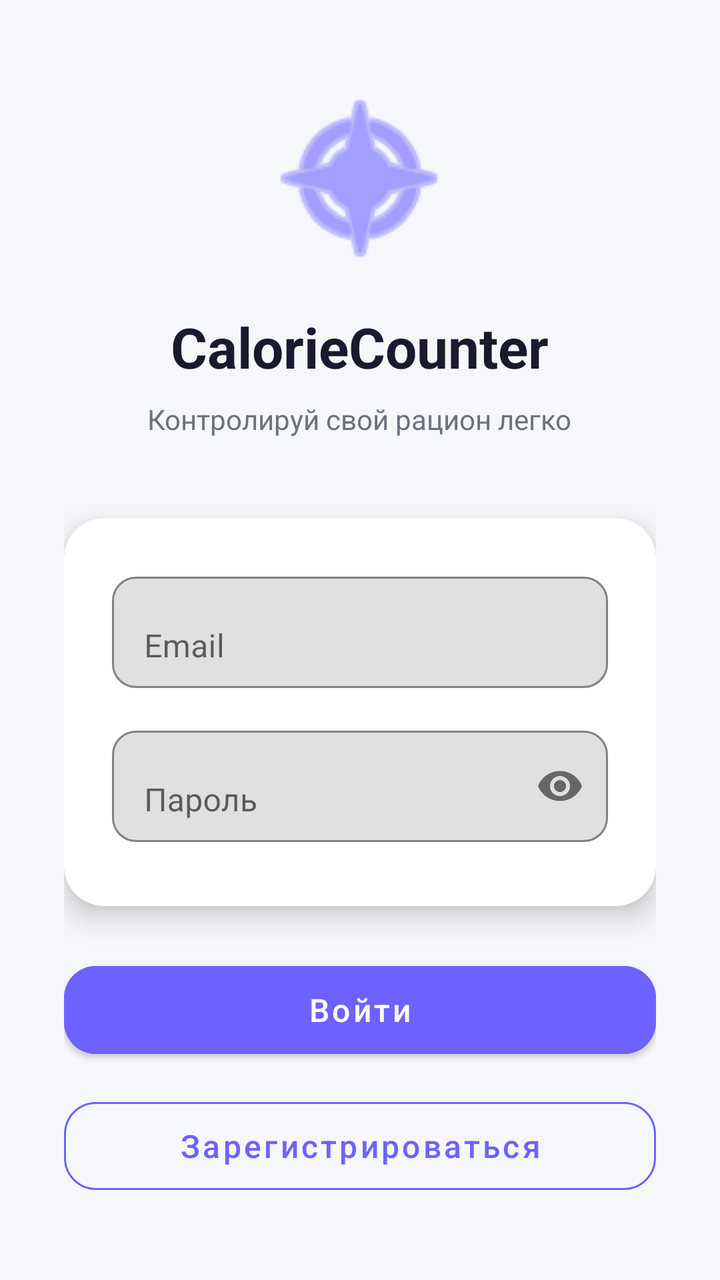
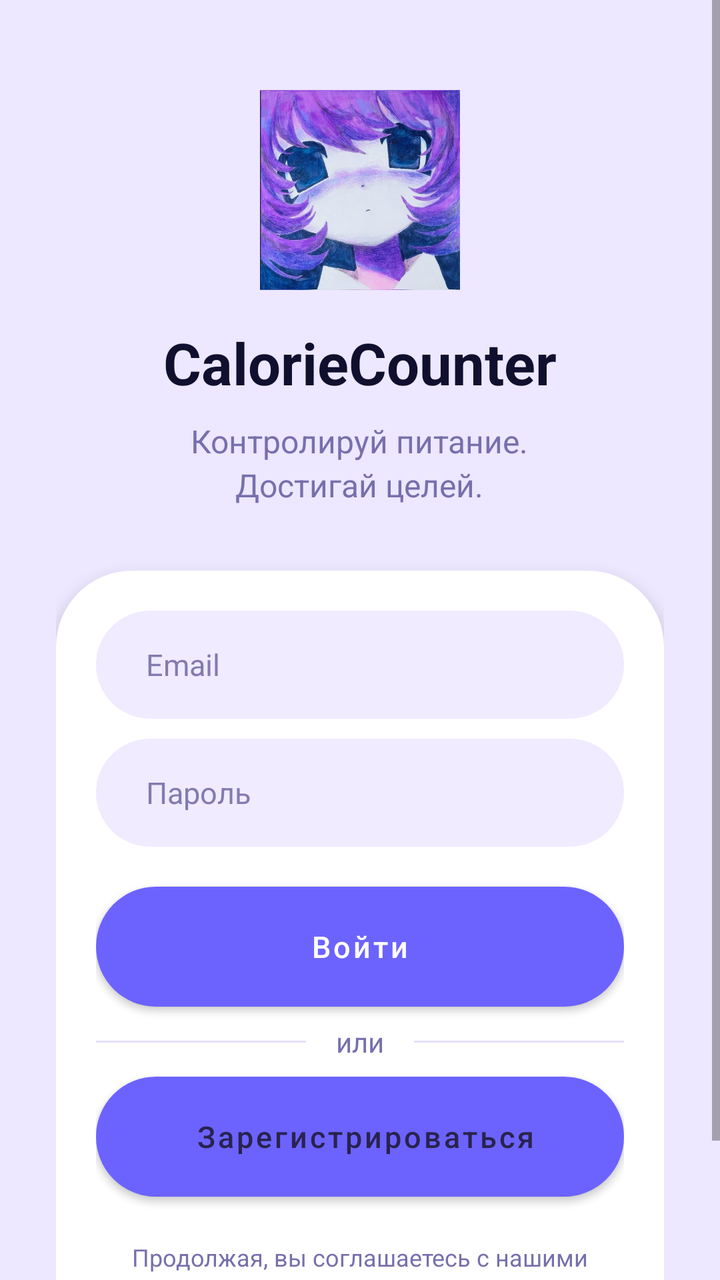

Compare the two renders of this Android layout. The source of the first and the diff that turns it into the second are given below.
<!-- AndroidManifest.xml: application theme Theme.CalorieCounter -->
<!-- res/layout/activity_login.xml -->
<?xml version="1.0" encoding="utf-8"?>
<ScrollView xmlns:android="http://schemas.android.com/apk/res/android"
    xmlns:app="http://schemas.android.com/apk/res-auto"
    android:layout_width="match_parent"
    android:layout_height="match_parent"
    android:background="@color/bg_primary"
    android:fillViewport="true">

    <LinearLayout
        android:layout_width="match_parent"
        android:layout_height="wrap_content"
        android:gravity="center"
        android:orientation="vertical"
        android:padding="32dp">

        <ImageView
            android:layout_width="100dp"
            android:layout_height="100dp"
            android:layout_marginBottom="16dp"
            android:src="@android:drawable/ic_menu_compass"
            android:tint="@color/primary"
            android:contentDescription="Logo" />

        <TextView
            android:layout_width="wrap_content"
            android:layout_height="wrap_content"
            android:text="CalorieCounter"
            android:textSize="28sp"
            android:textStyle="bold"
            android:textColor="@color/text_primary"
            android:layout_marginBottom="8dp" />

        <TextView
            android:layout_width="wrap_content"
            android:layout_height="wrap_content"
            android:text="Контролируй свой рацион легко"
            android:textSize="14sp"
            android:textColor="@color/text_secondary"
            android:layout_marginBottom="40dp" />

        <com.google.android.material.card.MaterialCardView
            android:layout_width="match_parent"
            android:layout_height="wrap_content"
            app:cardCornerRadius="20dp"
            app:cardElevation="8dp"
            android:layout_marginBottom="24dp">

            <LinearLayout
                android:layout_width="match_parent"
                android:layout_height="wrap_content"
                android:orientation="vertical"
                android:padding="24dp">

                <com.google.android.material.textfield.TextInputLayout
                    android:layout_width="match_parent"
                    android:layout_height="wrap_content"
                    android:layout_marginBottom="16dp"
                    app:boxBackgroundMode="outline"
                    app:boxCornerRadiusTopStart="12dp"
                    app:boxCornerRadiusTopEnd="12dp"
                    app:boxCornerRadiusBottomStart="12dp"
                    app:boxCornerRadiusBottomEnd="12dp"
                    android:hint="Email">

                    <com.google.android.material.textfield.TextInputEditText
                        android:id="@+id/etEmail"
                        android:layout_width="match_parent"
                        android:layout_height="wrap_content"
                        android:inputType="textEmailAddress" />
                </com.google.android.material.textfield.TextInputLayout>

                <com.google.android.material.textfield.TextInputLayout
                    android:layout_width="match_parent"
                    android:layout_height="wrap_content"
                    android:layout_marginBottom="8dp"
                    app:boxBackgroundMode="outline"
                    app:boxCornerRadiusTopStart="12dp"
                    app:boxCornerRadiusTopEnd="12dp"
                    app:boxCornerRadiusBottomStart="12dp"
                    app:boxCornerRadiusBottomEnd="12dp"
                    app:passwordToggleEnabled="true"
                    android:hint="Пароль">

                    <com.google.android.material.textfield.TextInputEditText
                        android:id="@+id/etPassword"
                        android:layout_width="match_parent"
                        android:layout_height="wrap_content"
                        android:inputType="textPassword" />
                </com.google.android.material.textfield.TextInputLayout>

                <ProgressBar
                    android:id="@+id/progressBar"
                    android:layout_width="wrap_content"
                    android:layout_height="wrap_content"
                    android:layout_gravity="center"
                    android:visibility="gone"
                    android:layout_marginTop="8dp" />
            </LinearLayout>
        </com.google.android.material.card.MaterialCardView>

        <com.google.android.material.button.MaterialButton
            android:id="@+id/btnLogin"
            android:layout_width="match_parent"
            android:layout_height="56dp"
            android:text="Войти"
            android:textSize="16sp"
            android:textAllCaps="false"
            app:cornerRadius="16dp"
            android:backgroundTint="@color/primary"
            android:layout_marginBottom="12dp" />

        <com.google.android.material.button.MaterialButton
            android:id="@+id/btnRegister"
            android:layout_width="match_parent"
            android:layout_height="56dp"
            android:text="Зарегистрироваться"
            android:textSize="16sp"
            android:textAllCaps="false"
            app:cornerRadius="16dp"
            style="@style/Widget.MaterialComponents.Button.OutlinedButton"
            app:strokeColor="@color/primary"
            android:textColor="@color/primary" />

    </LinearLayout>
</ScrollView>
<!-- resources referenced by this layout -->
<resources>
  <color name="bg_primary">#F5F7FA</color>
  <color name="primary">#6C63FF</color>
  <color name="text_primary">#1A1A2E</color>
  <color name="text_secondary">#6B7280</color>
  <style name="Theme.CalorieCounter" parent="Theme.MaterialComponents.Light.NoActionBar">
          <item name="colorPrimary">@color/primary</item>
          <item name="colorPrimaryDark">@color/primary_dark</item>
          <item name="colorAccent">@color/accent</item>
          <item name="android:statusBarColor">@color/primary</item>
          <item name="android:windowLightStatusBar">false</item>
      </style>
  <color name="primary_dark">#5A52D5</color>
  <color name="accent">#00C9A7</color>
</resources>

<!-- the commit's change to res/layout/activity_login.xml (unified diff, before → after) -->
@@ -1,125 +1,205 @@
 <?xml version="1.0" encoding="utf-8"?>
 <ScrollView xmlns:android="http://schemas.android.com/apk/res/android"
-    xmlns:app="http://schemas.android.com/apk/res-auto"
     android:layout_width="match_parent"
     android:layout_height="match_parent"
-    android:background="@color/bg_primary"
-    android:fillViewport="true">
+    android:fillViewport="true"
+    android:background="#EDE7FF"
+    android:clipToPadding="false">
 
     <LinearLayout
         android:layout_width="match_parent"
         android:layout_height="wrap_content"
-        android:gravity="center"
         android:orientation="vertical"
-        android:padding="32dp">
-
+        android:gravity="center_horizontal"
+        android:paddingStart="28dp"
+        android:paddingEnd="28dp"
+        android:paddingTop="45dp"
+        android:paddingBottom="35dp">
+
+        
         <ImageView
+            android:id="@+id/ivLogo"
             android:layout_width="100dp"
             android:layout_height="100dp"
-            android:layout_marginBottom="16dp"
-            android:src="@android:drawable/ic_menu_compass"
-            android:tint="@color/primary"
-            android:contentDescription="Logo" />
-
+            android:src="@drawable/glav"
+            android:scaleType="centerInside"
+            android:contentDescription="Логотип приложения" />
+
+        
         <TextView
             android:layout_width="wrap_content"
             android:layout_height="wrap_content"
+            android:layout_marginTop="17dp"
             android:text="CalorieCounter"
-            android:textSize="28sp"
-            android:textStyle="bold"
-            android:textColor="@color/text_primary"
-            android:layout_marginBottom="8dp" />
-
+            android:textColor="#10102E"
+            android:textSize="29sp"
+            android:textStyle="bold" />
+
+        
         <TextView
             android:layout_width="wrap_content"
             android:layout_height="wrap_content"
-            android:text="Контролируй свой рацион легко"
-            android:textSize="14sp"
-            android:textColor="@color/text_secondary"
-            android:layout_marginBottom="40dp" />
-
-        <com.google.android.material.card.MaterialCardView
+            android:layout_marginTop="9dp"
+            android:gravity="center"
+            android:text="Контролируй питание.\nДостигай целей."
+            android:textColor="#7770AD"
+            android:textSize="16sp"
+            android:lineSpacingExtra="3dp" />
+
+        
+        <LinearLayout
             android:layout_width="match_parent"
             android:layout_height="wrap_content"
-            app:cardCornerRadius="20dp"
-            app:cardElevation="8dp"
-            android:layout_marginBottom="24dp">
-
+            android:layout_marginTop="32dp"
+            android:orientation="vertical"
+            android:padding="20dp"
+            android:background="@drawable/login_card"
+            android:elevation="5dp">
+
+            
             <LinearLayout
                 android:layout_width="match_parent"
-                android:layout_height="wrap_content"
-                android:orientation="vertical"
-                android:padding="24dp">
-
-                <com.google.android.material.textfield.TextInputLayout
-                    android:layout_width="match_parent"
-                    android:layout_height="wrap_content"
-                    android:layout_marginBottom="16dp"
-                    app:boxBackgroundMode="outline"
-                    app:boxCornerRadiusTopStart="12dp"
-                    app:boxCornerRadiusTopEnd="12dp"
-                    app:boxCornerRadiusBottomStart="12dp"
-                    app:boxCornerRadiusBottomEnd="12dp"
-                    android:hint="Email">
-
-                    <com.google.android.material.textfield.TextInputEditText
-                        android:id="@+id/etEmail"
-                        android:layout_width="match_parent"
-                        android:layout_height="wrap_content"
-                        android:inputType="textEmailAddress" />
-                </com.google.android.material.textfield.TextInputLayout>
-
-                <com.google.android.material.textfield.TextInputLayout
-                    android:layout_width="match_parent"
-                    android:layout_height="wrap_content"
-                    android:layout_marginBottom="8dp"
-                    app:boxBackgroundMode="outline"
-                    app:boxCornerRadiusTopStart="12dp"
-                    app:boxCornerRadiusTopEnd="12dp"
-                    app:boxCornerRadiusBottomStart="12dp"
-                    app:boxCornerRadiusBottomEnd="12dp"
-                    app:passwordToggleEnabled="true"
-                    android:hint="Пароль">
-
-                    <com.google.android.material.textfield.TextInputEditText
-                        android:id="@+id/etPassword"
-                        android:layout_width="match_parent"
-                        android:layout_height="wrap_content"
-                        android:inputType="textPassword" />
-                </com.google.android.material.textfield.TextInputLayout>
-
-                <ProgressBar
-                    android:id="@+id/progressBar"
+                android:layout_height="54dp"
+                android:gravity="center_vertical"
+                android:paddingStart="15dp"
+                android:paddingEnd="15dp"
+                android:background="@drawable/login_field">
+
+                <EditText
+                    android:id="@+id/etEmail"
+                    android:layout_width="0dp"
+                    android:layout_height="match_parent"
+                    android:layout_weight="1"
+                    android:background="@null"
+                    android:hint="Email"
+                    android:inputType="textEmailAddress"
+                    android:singleLine="true"
+                    android:textColor="#252044"
+                    android:textColorHint="#817BAF"
+                    android:textSize="15sp"
+                    android:paddingStart="10dp" />
+
+            </LinearLayout>
+
+            
+            <LinearLayout
+                android:layout_width="match_parent"
+                android:layout_height="54dp"
+                android:layout_marginTop="10dp"
+                android:gravity="center_vertical"
+                android:paddingStart="15dp"
+                android:paddingEnd="15dp"
+                android:background="@drawable/login_field">
+
+                <EditText
+                    android:id="@+id/etPassword"
+                    android:layout_width="0dp"
+                    android:layout_height="match_parent"
+                    android:layout_weight="1"
+                    android:background="@null"
+                    android:hint="Пароль"
+                    android:inputType="textPassword"
+                    android:singleLine="true"
+                    android:textColor="#252044"
+                    android:textColorHint="#817BAF"
+                    android:textSize="15sp"
+                    android:paddingStart="10dp" />
+
+            </LinearLayout>
+
+            
+            <Button
+                android:id="@+id/btnLogin"
+                android:layout_width="match_parent"
+                android:layout_height="60dp"
+                android:layout_marginTop="20dp"
+                android:background="@drawable/login_button"
+                android:backgroundTint="@null"
+                android:text="Войти"
+                android:textAllCaps="false"
+                android:textColor="#FFFFFF"
+                android:textSize="15sp"
+                android:elevation="5dp" />
+
+            
+            <LinearLayout
+                android:layout_width="match_parent"
+                android:layout_height="35dp"
+                android:gravity="center"
+                android:orientation="horizontal">
+
+                <View
+                    android:layout_width="0dp"
+                    android:layout_height="1dp"
+                    android:layout_weight="1"
+                    android:background="#E6E0FA" />
+
+                <TextView
                     android:layout_width="wrap_content"
                     android:layout_height="wrap_content"
-                    android:layout_gravity="center"
-                    android:visibility="gone"
-                    android:layout_marginTop="8dp" />
+                    android:paddingStart="15dp"
+                    android:paddingEnd="15dp"
+                    android:text="или"
+                    android:textColor="#7770AD"
+                    android:textSize="14sp" />
+
+                <View
+                    android:layout_width="0dp"
+                    android:layout_height="1dp"
+                    android:layout_weight="1"
+                    android:background="#E6E0FA" />
+
             </LinearLayout>
-        </com.google.android.material.card.MaterialCardView>
-
-        <com.google.android.material.button.MaterialButton
-            android:id="@+id/btnLogin"
-            android:layout_width="match_parent"
-            android:layout_height="56dp"
-            android:text="Войти"
-            android:textSize="16sp"
-            android:textAllCaps="false"
-            app:cornerRadius="16dp"
-            android:backgroundTint="@color/primary"
-            android:layout_marginBottom="12dp" />
-
-        <com.google.android.material.button.MaterialButton
-            android:id="@+id/btnRegister"
-            android:layout_width="match_parent"
-            android:layout_height="56dp"
-            android:text="Зарегистрироваться"
-            android:textSize="16sp"
-            android:textAllCaps="false"
-            app:cornerRadius="16dp"
-            style="@style/Widget.MaterialComponents.Button.OutlinedButton"
-            app:strokeColor="@color/primary"
-            android:textColor="@color/primary" />
+
+            
+            <Button
+                android:id="@+id/btnRegister"
+                android:layout_width="match_parent"
+                android:layout_height="60dp"
+                android:background="@drawable/login_outline"
+                android:backgroundTint="@null"
+                android:text=" Зарегистрироваться"
+                android:textAllCaps="false"
+                android:textColor="#29234D"
+                android:textSize="15sp" />
+
+            
+            <ProgressBar
+                android:id="@+id/progressBar"
+                android:layout_width="35dp"
+                android:layout_height="35dp"
+                android:layout_gravity="center"
+                android:layout_marginTop="12dp"
+                android:indeterminateTint="#7950F2"
+                android:visibility="gone" />
+
+
+            
+            <TextView
+                android:layout_width="match_parent"
+                android:layout_height="wrap_content"
+                android:layout_marginTop="22dp"
+                android:gravity="center"
+                android:text="Продолжая, вы соглашаетесь с нашими"
+                android:textColor="#7770AD"
+                android:textSize="12sp"/>
+
+            
+            <TextView
+                android:id="@+id/tvAgreement"
+                android:layout_width="match_parent"
+                android:layout_height="wrap_content"
+                android:gravity="center"
+                android:text="Условиями использования"
+                android:textColor="#7548E9"
+                android:textStyle="bold"
+                android:textSize="12sp"
+                android:padding="5dp"
+                android:clickable="true"
+                android:focusable="true"/>
+
+        </LinearLayout>
 
     </LinearLayout>
+
 </ScrollView>
<!-- resource entries referenced after the edit -->
@@ -1,9 +1,37 @@
 <!-- resources referenced by this layout -->
 <resources>
-  <color name="bg_primary">#F5F7FA</color>
+  <!-- drawable glav: jpg bitmap (drawable, 103816 bytes) -->
+  <!-- drawable login_button (drawable) -->
+  <?xml version="1.0" encoding="utf-8"?>
+  <shape xmlns:android="http://schemas.android.com/apk/res/android">
+      <gradient
+          android:startColor="#A45AF5"
+          android:endColor="#5630E8"
+          android:angle="0"/>
+      <corners android:radius="35dp"/>
+  </shape>
+  <!-- drawable login_card (drawable) -->
+  <?xml version="1.0" encoding="utf-8"?>
+  <shape xmlns:android="http://schemas.android.com/apk/res/android">
+      <solid android:color="#FFFFFF"/>
+      <corners android:radius="38dp"/>
+  </shape>
+  <!-- drawable login_field (drawable) -->
+  <?xml version="1.0" encoding="utf-8"?>
+  <shape xmlns:android="http://schemas.android.com/apk/res/android">
+      <solid android:color="#F0EBFF"/>
+      <corners android:radius="30dp"/>
+  </shape>
+  <!-- drawable login_outline (drawable) -->
+  <?xml version="1.0" encoding="utf-8"?>
+  <shape xmlns:android="http://schemas.android.com/apk/res/android">
+      <solid android:color="#FFFFFF"/>
+      <stroke
+          android:width="1.5dp"
+          android:color="#D8CBFF"/>
+      <corners android:radius="35dp"/>
+  </shape>
   <color name="primary">#6C63FF</color>
-  <color name="text_primary">#1A1A2E</color>
-  <color name="text_secondary">#6B7280</color>
   <style name="Theme.CalorieCounter" parent="Theme.MaterialComponents.Light.NoActionBar">
           <item name="colorPrimary">@color/primary</item>
           <item name="colorPrimaryDark">@color/primary_dark</item>
